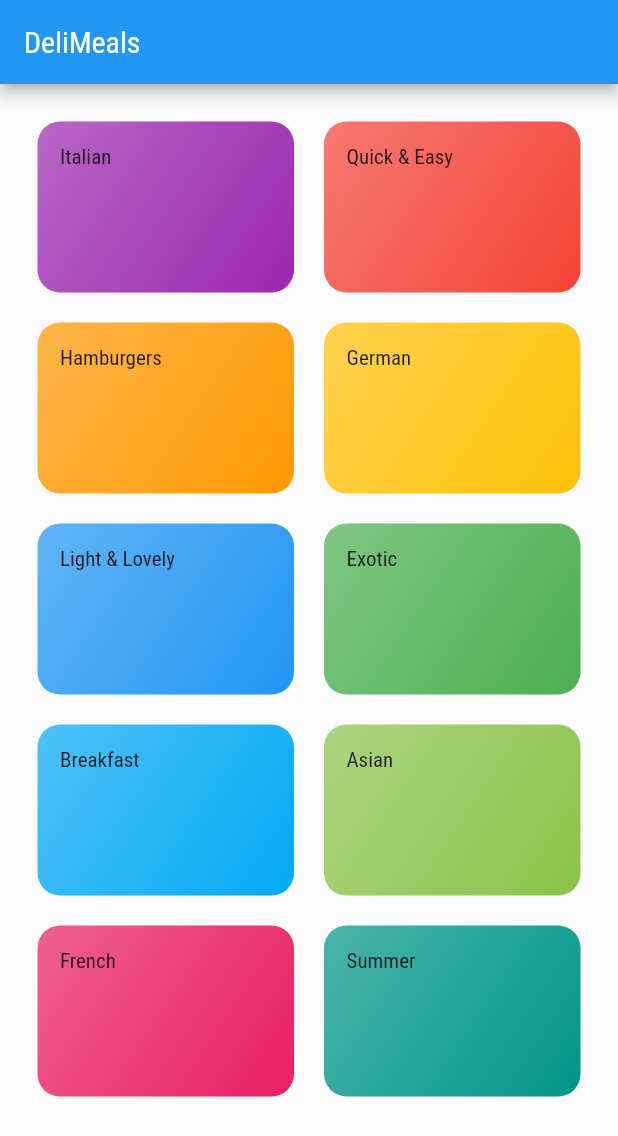
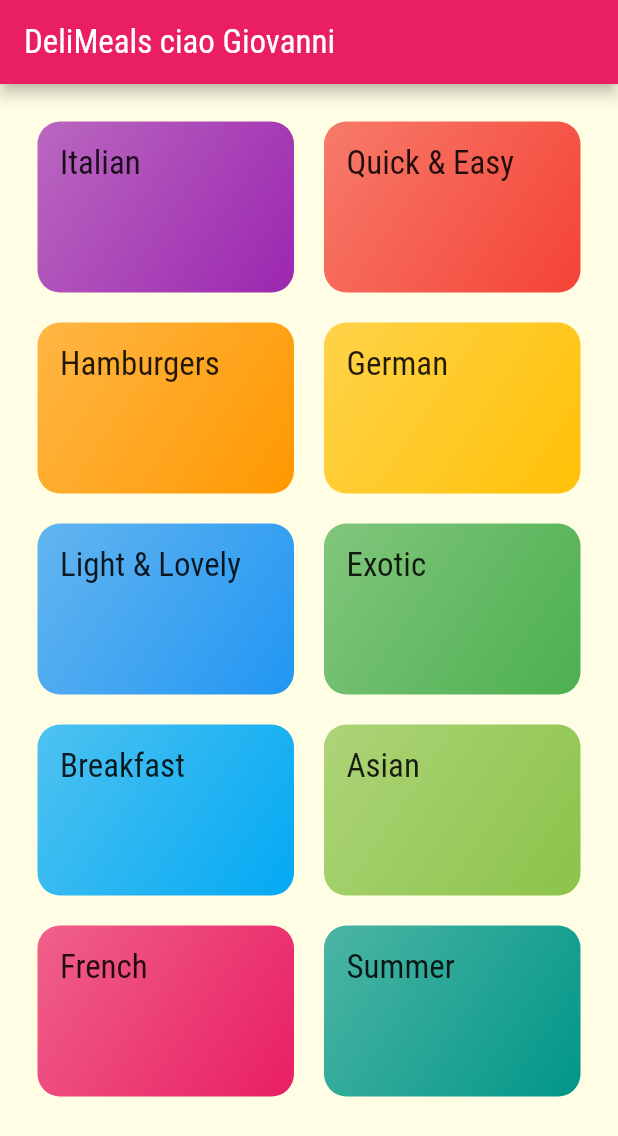
Before and after one commit to massimilianoporzio/delimeals, a Flutter app: the screen it shows after launch, on a phone screen of 412 x 824 dp. Shown: the top 1136 px of the screen. Run offline on Flutter 3.47's test engine with Material 2 defaults, Android fonts, the phone set to English and light mode, and no system bars; Roboto replaces fonts that are missing (RobotoCondensed).

Commit message:
applicato stile

```diff
--- a/lib/category_item.dart
+++ b/lib/category_item.dart
@@ -18,7 +18,10 @@ class CategoryItem extends StatelessWidget {
         ], begin: Alignment.topLeft, end: Alignment.bottomRight),
         borderRadius: BorderRadius.circular(15),
       ),
-      child: Text(title),
+      child: Text(
+        title,
+        style: Theme.of(context).textTheme.headline6,
+      ),
     );
   }
 }
--- a/lib/main.dart
+++ b/lib/main.dart
@@ -12,9 +12,19 @@ class MyApp extends StatelessWidget {
   @override
   Widget build(BuildContext context) {
     return MaterialApp(
-        title: 'DeliMealso',
+        title: 'DeliMeals',
         theme: ThemeData(
-          primarySwatch: Colors.blue,
+          colorScheme: ColorScheme.fromSwatch(primarySwatch: Colors.pink)
+              .copyWith(secondary: Colors.amber),
+          canvasColor: const Color.fromRGBO(255, 254, 229, 1.0),
+          fontFamily: 'Raleway',
+          textTheme: ThemeData.light().textTheme.copyWith(
+              bodyText1:
+                  const TextStyle(color: Color.fromRGBO(20, 51, 51, 1.0)),
+              bodyText2:
+                  const TextStyle(color: Color.fromRGBO(20, 51, 51, 1.0)),
+              headline6:
+                  const TextStyle(fontSize: 22, fontFamily: 'RobotoCondensed')),
         ),
         home: const CategoriesScreen());
   }
--- a/lib/pages/categories_screen.dart
+++ b/lib/pages/categories_screen.dart
@@ -9,7 +9,7 @@ class CategoriesScreen extends StatelessWidget {
   Widget build(BuildContext context) {
     return Scaffold(
       appBar: AppBar(
-        title: const Text('DeliMeals'),
+        title: const Text('DeliMeals ciao Giovanni'),
       ),
       body: GridView(
         padding: const EdgeInsets.all(25),
```
